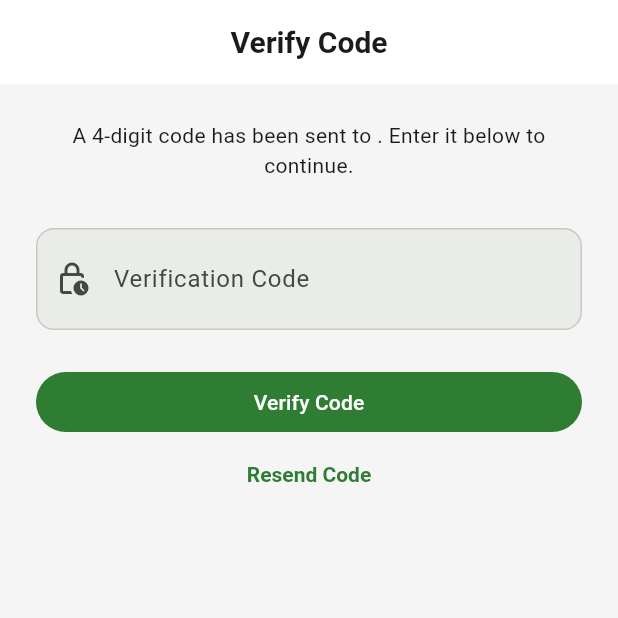
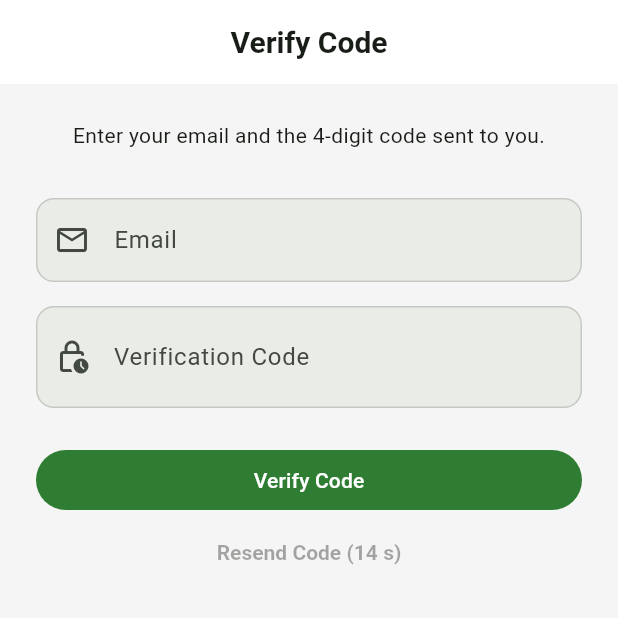
Before and after one commit to Fedi-Benzid/flutter_project, a Flutter app: the VerifyCodeScreen screen opened by its route, on a phone screen of 412 x 824 dp, the top half of it. Run offline on Flutter 3.47's test engine with Material 3 defaults, Android fonts, the phone set to English and light mode, and no system bars; our stand-ins replace cached_network_image, dio, flutter_form_builder, flutter_riverpod, flutter_secure_storage, form_builder_validators and 5 more; accounts and stored records are empty.

Commit message:
Merging + adding adn fixing fonctionnalies
- Member since : OK
- Adding Phone number register form : ok
- Dark/Light mood  : ok
- Change password  current: change message d'error  : OK

on the forgot password fonctionnality :
- we should be able if the user has already a verification code
to skip  the process of entring the email so we add a button that navigate to entring the code
- after entring the email  the system will navigate to the enter code  that sent on the email  : there is a button named  resent code  : this  button  should  be disabled  for  10 secondes  before it be enabled again
- if the code is inccorect we should  display the error message without returning to the main scrren 'login screen'
- before sending the code  on the email we should check  if there is any account registred under this  email else we display error message for the user to check  his entred email

```diff
--- a/lib/features/auth/data/api_auth_repository.dart
+++ b/lib/features/auth/data/api_auth_repository.dart
@@ -47,6 +47,7 @@ class ApiAuthRepository implements AuthRepository {
     required String password,
     required String name,
     required UserRole role,
+    String? phone,
   }) async {
     try {
       // Register the user
@@ -55,6 +56,7 @@ class ApiAuthRepository implements AuthRepository {
         password: password,
         name: name,
         role: role,
+        phone: phone,
       );
 
       // Auto-login after registration
--- a/lib/features/auth/data/mock_auth_repository.dart
+++ b/lib/features/auth/data/mock_auth_repository.dart
@@ -48,6 +48,7 @@ class MockAuthRepository implements AuthRepository {
     required String password,
     required String name,
     required UserRole role,
+    String? phone,
   }) async {
     try {
       final result = await _mockServer.register(
--- a/lib/features/auth/domain/auth_repository.dart
+++ b/lib/features/auth/domain/auth_repository.dart
@@ -27,6 +27,7 @@ abstract class AuthRepository {
     required String password,
     required String name,
     required UserRole role,
+    String? phone,
   });
 
   /// Logout the current user.
--- a/lib/features/auth/presentation/providers/auth_provider.dart
+++ b/lib/features/auth/presentation/providers/auth_provider.dart
@@ -82,6 +82,7 @@ class AuthNotifier extends StateNotifier<AuthState> {
     required String password,
     required String name,
     required UserRole role,
+    String? phone,
   }) async {
     state = const AuthState.loading();
 
@@ -91,6 +92,7 @@ class AuthNotifier extends StateNotifier<AuthState> {
         password: password,
         name: name,
         role: role,
+        phone: phone,
       );
       state = AuthState.authenticated(result.user);
       return true;
--- a/lib/features/auth/presentation/screens/verify_code_screen.dart
+++ b/lib/features/auth/presentation/screens/verify_code_screen.dart
@@ -1,7 +1,9 @@
+import 'dart:async';
 import 'package:flutter/material.dart';
 import 'package:flutter_riverpod/flutter_riverpod.dart';
 import 'package:go_router/go_router.dart';
 import '../providers/auth_provider.dart';
+import '../../domain/auth_state.dart';
 import '../../../../config/router.dart';
 
 class VerifyCodeScreen extends ConsumerStatefulWidget {
@@ -13,44 +15,116 @@ class VerifyCodeScreen extends ConsumerStatefulWidget {
 }
 
 class _VerifyCodeScreenState extends ConsumerState<VerifyCodeScreen> {
+  late final TextEditingController _emailController;
   final _codeController = TextEditingController();
   bool _isLoading = false;
+  int _resendCooldown = 15;
+  Timer? _cooldownTimer;
+
+  @override
+  void initState() {
+    super.initState();
+    _emailController = TextEditingController(text: widget.email);
+    _startCooldown();
+  }
 
   @override
   void dispose() {
+    _emailController.dispose();
     _codeController.dispose();
+    _cooldownTimer?.cancel();
     super.dispose();
   }
 
+  void _startCooldown() {
+    setState(() => _resendCooldown = 15);
+    _cooldownTimer = Timer.periodic(const Duration(seconds: 1), (timer) {
+      if (_resendCooldown == 0) {
+        timer.cancel();
+      } else {
+        setState(() => _resendCooldown--);
+      }
+    });
+  }
+
   Future<void> _handleVerifyCode() async {
+    final email = _emailController.text.trim();
+    if (email.isEmpty) {
+      ScaffoldMessenger.of(context).showSnackBar(
+        const SnackBar(content: Text('Please enter your email address')),
+      );
+      return;
+    }
     if (_codeController.text.length != 4) return;
 
     setState(() => _isLoading = true);
-    final success = await ref.read(authStateProvider.notifier).verifyResetCode(widget.email, _codeController.text);
+    final success = await ref.read(authStateProvider.notifier).verifyResetCode(email, _codeController.text);
     setState(() => _isLoading = false);
 
     if (success && mounted) {
       context.push(AppRoutes.resetPassword, extra: {
-        'email': widget.email,
+        'email': email,
         'code': _codeController.text,
       });
     }
   }
 
+  Future<void> _handleResendCode() async {
+    final email = _emailController.text.trim();
+    if (email.isEmpty) {
+      ScaffoldMessenger.of(context).showSnackBar(
+        const SnackBar(content: Text('Please enter your email address')),
+      );
+      return;
+    }
+
+    _startCooldown();
+    await ref.read(authStateProvider.notifier).requestPasswordReset(email);
+  }
+
   @override
   Widget build(BuildContext context) {
+    final theme = Theme.of(context);
+
+    // Listen to error state
+    ref.listen<AuthState>(authStateProvider, (previous, next) {
+      next.maybeWhen(
+        error: (message) {
+          ScaffoldMessenger.of(context).showSnackBar(
+            SnackBar(
+              content: Text(message),
+              backgroundColor: theme.colorScheme.error,
+            ),
+          );
+          ref.read(authStateProvider.notifier).clearError();
+        },
+        orElse: () {},
+      );
+    });
+
     return Scaffold(
       appBar: AppBar(title: const Text('Verify Code')),
-      body: Padding(
+      body: SingleChildScrollView(
         padding: const EdgeInsets.all(24.0),
         child: Column(
           crossAxisAlignment: CrossAxisAlignment.stretch,
           children: [
-            Text(
-              'A 4-digit code has been sent to ${widget.email}. Enter it below to continue.',
+            const Text(
+              'Enter your email and the 4-digit code sent to you.',
               textAlign: TextAlign.center,
             ),
             const SizedBox(height: 32),
+            TextField(
+              controller: _emailController,
+              decoration: const InputDecoration(
+                labelText: 'Email',
+                prefixIcon: Icon(Icons.email_outlined),
+                border: OutlineInputBorder(),
+              ),
+              keyboardType: TextInputType.emailAddress,
+              enabled: widget.email.isEmpty, // Allow editing only if it was empty
+            ),
+            const SizedBox(height: 16),
             TextField(
               controller: _codeController,
               decoration: const InputDecoration(
@@ -70,8 +144,8 @@ class _VerifyCodeScreenState extends ConsumerState<VerifyCodeScreen> {
               child: _isLoading ? const SizedBox(height: 20, width: 20, child: CircularProgressIndicator(strokeWidth: 2, color: Colors.white)) : const Text('Verify Code'),
             ),
             TextButton(
-              onPressed: () => ref.read(authStateProvider.notifier).requestPasswordReset(widget.email),
-              child: const Text('Resend Code'),
+              onPressed: (_isLoading || _resendCooldown > 0) ? null : _handleResendCode,
+              child: Text(_resendCooldown > 0 ? 'Resend Code ($_resendCooldown s)' : 'Resend Code'),
             ),
           ],
         ),
--- a/lib/main.dart
+++ b/lib/main.dart
@@ -21,13 +21,14 @@ class CampifyManagerApp extends ConsumerWidget {
   @override
   Widget build(BuildContext context, WidgetRef ref) {
     final router = ref.watch(routerProvider);
+    final themeMode = ref.watch(themeModeProvider);
 
     return MaterialApp.router(
       title: 'Campify Manager',
       debugShowCheckedModeBanner: false,
       theme: AppTheme.lightTheme,
       darkTheme: AppTheme.darkTheme,
-      themeMode: ThemeMode.system,
+      themeMode: themeMode,
       routerConfig: router,
     );
   }
```
Also changed, not shown: lib/config/theme.dart (+28 -0 lines), lib/features/auth/data/auth_api_service.dart (+62 -17 lines), lib/features/auth/presentation/screens/forgot_password_screen.dart (+63 -10 lines), lib/features/auth/presentation/screens/register_screen.dart (+27 -31 lines), lib/features/auth/presentation/screens/reset_password_screen.dart (+19 -0 lines), 4 other files.
